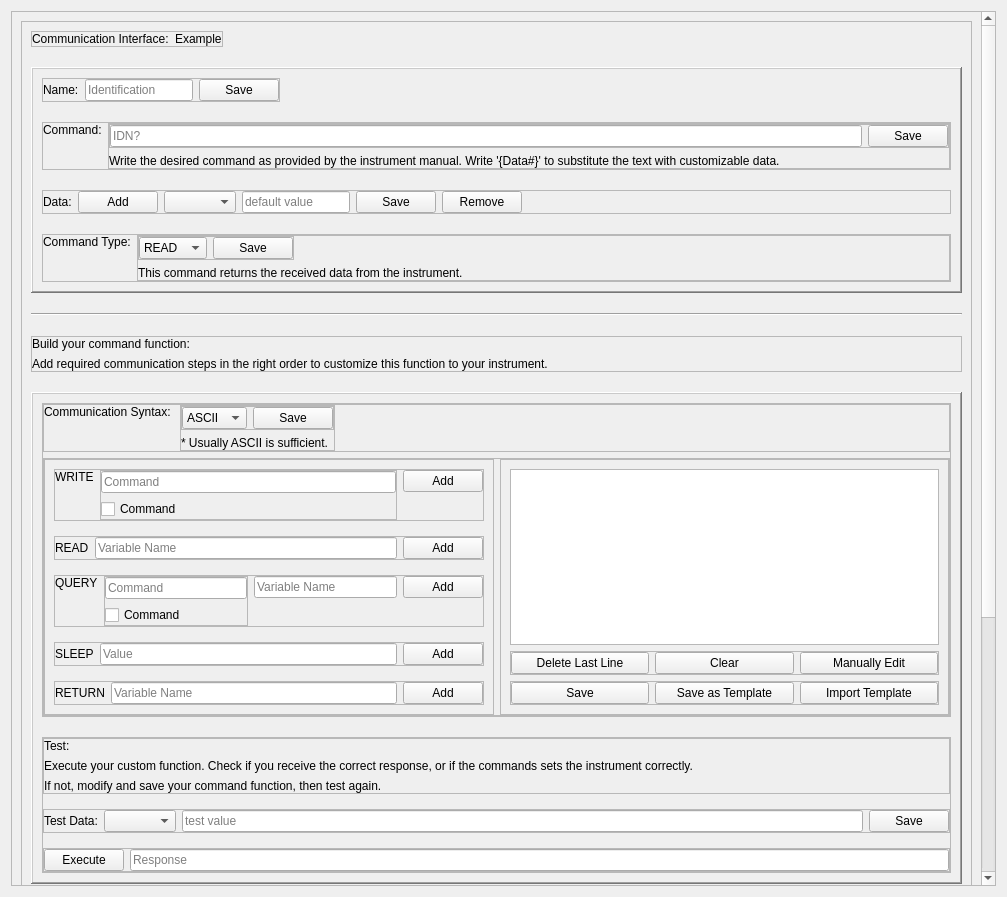
Old version of the form GUI/ui_files/new_command.ui in the repository YeonungK/YonKu.
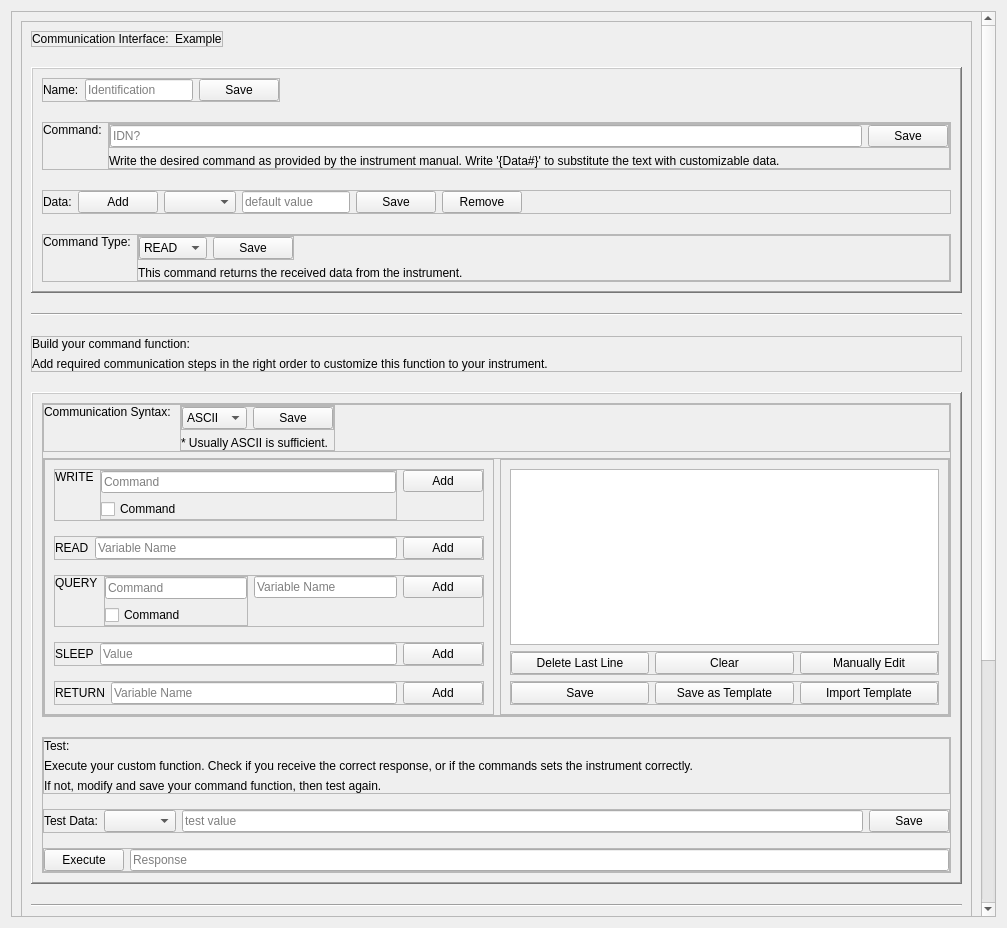
New version of the form.

```diff
--- a/GUI/ui_files/new_command.ui
+++ b/GUI/ui_files/new_command.ui
@@ -7,7 +7,7 @@
     <x>0</x>
     <y>0</y>
     <width>1007</width>
-    <height>897</height>
+    <height>928</height>
    </rect>
   </property>
   <property name="windowTitle">
@@ -26,7 +26,7 @@
       <property name="geometry">
        <rect>
         <x>0</x>
-        <y>-207</y>
+        <y>0</y>
         <width>970</width>
         <height>1239</height>
        </rect>
```
